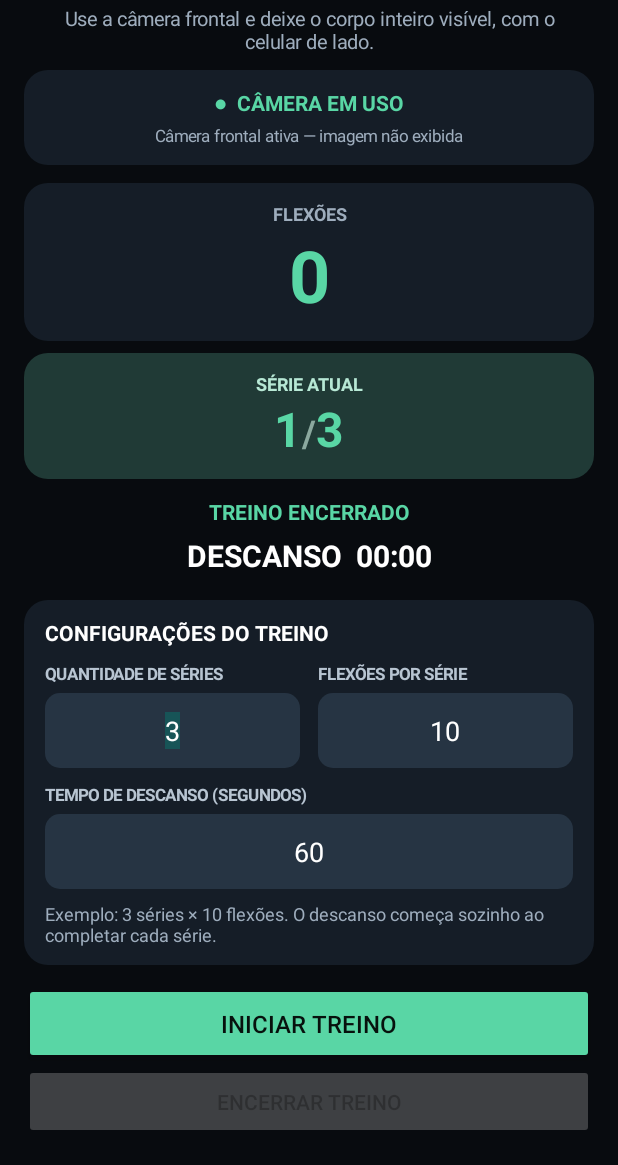
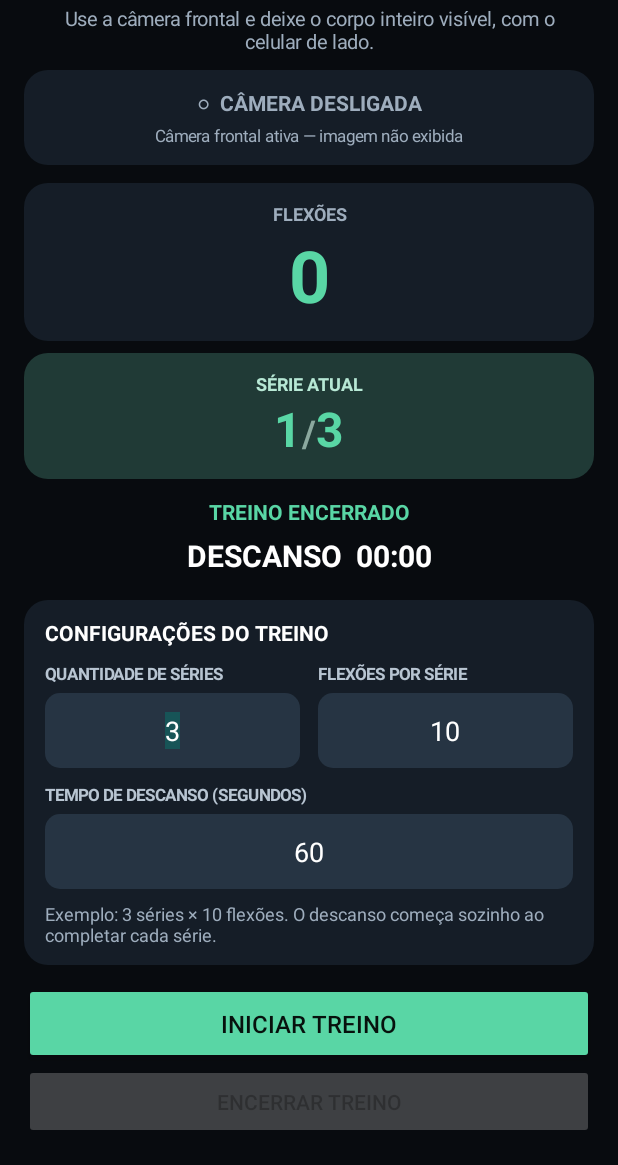
Before and after one commit to marvesanttos-dotcom/contador-flexoes., an Android app: the screen it shows after launch (PushupActivity), after a tap on "ENCERRAR TREINO", on a phone screen of 412 x 824 dp, the part 71-1236 px from its top. Run offline under Robolectric (Android 15) with nearby library versions, the phone set to English and light mode, and no system bars; libraries missing offline, so code that uses them is left out: androidx.camera.core, androidx.camera.lifecycle, androidx.camera.view, com.google.mlkit.vision; 2 statements that could not run were skipped; 1 other tap on this screen came first.

Commit message:
Ajusta indicador de câmera ligada e desligada

```diff
--- a/contadorflexoes/src/main/java/br/com/contadorflexoes/PushupActivity.java
+++ b/contadorflexoes/src/main/java/br/com/contadorflexoes/PushupActivity.java
@@ -80,7 +80,7 @@ public class PushupActivity extends androidx.activity.ComponentActivity {
         hint.setGravity(Gravity.CENTER); hint.setPadding(dp(8),dp(3),dp(8),dp(10)); root.addView(hint);
 
         LinearLayout cameraCard=card(); cameraCard.setGravity(Gravity.CENTER);
-        cameraIndicator=text("●  CÂMERA EM USO",14,0xFF59D6A5,true);
+        cameraIndicator=text("○  CÂMERA AGUARDANDO",14,0xFF9EADBD,true);
         cameraIndicator.setGravity(Gravity.CENTER);
         cameraCard.addView(cameraIndicator);
         TextView cameraNote=text("Câmera frontal ativa — imagem não exibida",11,0xFF9EADBD,false);
@@ -175,7 +175,7 @@ public class PushupActivity extends androidx.activity.ComponentActivity {
             ImageAnalysis a=new ImageAnalysis.Builder().setBackpressureStrategy(ImageAnalysis.STRATEGY_KEEP_ONLY_LATEST).build();
             a.setAnalyzer(cameraExecutor,this::analyze); cameraProvider.unbindAll();
             cameraProvider.bindToLifecycle(this,CameraSelector.DEFAULT_FRONT_CAMERA,a); cameraStarted=true;
-            cameraIndicator.setText("●  CÂMERA EM USO");
+            cameraIndicator.setText("●  CÂMERA EM USO"); cameraIndicator.setTextColor(0xFF59D6A5);
             startCountdown();
         }catch(Exception e){statusText.setText("NÃO FOI POSSÍVEL ABRIR A CÂMERA");}},ContextCompat.getMainExecutor(this));
     }
@@ -246,7 +246,7 @@ public class PushupActivity extends androidx.activity.ComponentActivity {
         setText.setText(styled);
     }
     private void finishWorkout(){
-        workout=false;resting=false;countingEnabled=false;if(countdownTick!=null)handler.removeCallbacks(countdownTick);statusText.setText("TREINO CONCLUÍDO! PARABÉNS!");
+        workout=false;resting=false;countingEnabled=false;if(countdownTick!=null)handler.removeCallbacks(countdownTick);cameraIndicator.setText("○  CÂMERA DESLIGADA");cameraIndicator.setTextColor(0xFF9EADBD);statusText.setText("TREINO CONCLUÍDO! PARABÉNS!");
         timerText.setText(" "+totalSets+" SÉRIES COMPLETAS");
         vibrate(); if(cameraProvider!=null)cameraProvider.unbindAll();cameraStarted=false;
         setInputsEnabled(true);startButton.setEnabled(true);stopButton.setEnabled(false);
@@ -257,7 +257,7 @@ public class PushupActivity extends androidx.activity.ComponentActivity {
         }}catch(Exception ignored){}
     }
     private void stopWorkout(){
-        workout=false;resting=false;countingEnabled=false;if(countdownTick!=null)handler.removeCallbacks(countdownTick);if(restTick!=null)handler.removeCallbacks(restTick);
+        workout=false;resting=false;countingEnabled=false;if(countdownTick!=null)handler.removeCallbacks(countdownTick);if(restTick!=null)handler.removeCallbacks(restTick);cameraIndicator.setText("○  CÂMERA DESLIGADA");cameraIndicator.setTextColor(0xFF9EADBD);
         if(cameraProvider!=null)cameraProvider.unbindAll();cameraStarted=false;
         setInputsEnabled(true);startButton.setEnabled(true);stopButton.setEnabled(false);
         statusText.setText("TREINO ENCERRADO");timerText.setText("DESCANSO  00:00");
```
